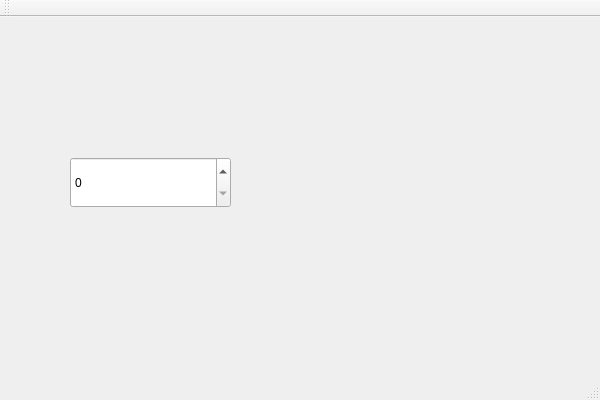
First picture: the form in CustomStyleExample/customstyleexample.ui, repository asok00000/CustomStyle, before the edit.
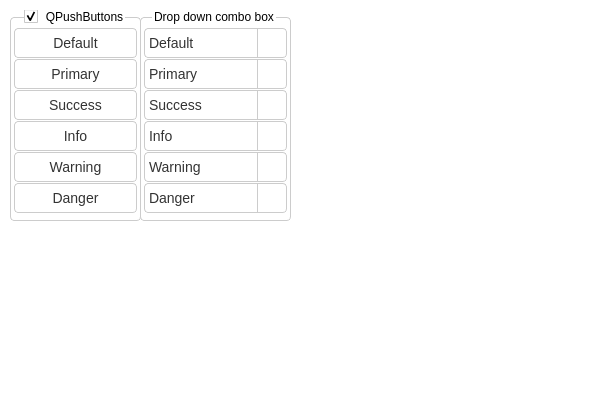
Second picture: the form after the edit. Icons and pictures are not drawn.

Commit message: 1.add bootstrap button and combobox

```diff
--- a/CustomStyleExample/customstyleexample.ui
+++ b/CustomStyleExample/customstyleexample.ui
@@ -13,37 +13,673 @@
   <property name="windowTitle">
    <string>CustomStyleExample</string>
   </property>
+  <property name="styleSheet">
+   <string notr="true">QWidget
+{
+	background-color:#fff;
+}
+/*QPushButton*/
+QPushButton
+{
+	border:1px solid transparent;
+	border-radius:4px;
+	color: #333;
+    background-color: #fff;
+	border-color: #ccc;
+	font-size: 14px;
+	font-weight: 400;
+	min-height:28px;
+}
+QPushButton:hover
+{
+	background-color:#e6e6e6;
+	border-color:#adadad;
+}
+QPushButton:pressed,QPushButton:checked
+{
+	background-color:#d6d6d6;
+	border-color:#8c8c8c;
+}
+QPushButton[type=primary]
+{
+    color: #fff;
+    background-color: #337ab7;
+    border-color: #2e6da4;
+}
+QPushButton[type=primary]:hover
+{
+	background-color: #204d74;
+    border-color: #122b40;
+}
+QPushButton[type=primary]:pressed,QPushButton[type=primary]:checked
+{
+	background-color: #204d74;
+    border-color: #122b40;
+}
+QPushButton[type=success]
+{
+    color: #fff;
+    background-color: #5cb85c;
+    border-color: #4cae4c;
+}
+QPushButton[type=success]:hover
+{
+    background-color: #449d44;
+    border-color: #398439;
+}
+QPushButton[type=success]:pressed,QPushButton[type=success]:checked
+{
+	background-color: #398439;
+    border-color: #255625;
+}
+QPushButton[type=info]
+{
+    color: #fff;
+    background-color: #5bc0de;
+    border-color: #46b8da;
+}
+QPushButton[type=info]:hover
+{
+    background-color: #31b0d5;
+    border-color: #269abc;
+}
+QPushButton[type=info]:pressed,QPushButton[type=info]:checked
+{
+	background-color: #269abc;
+    border-color: #1b6d85;
+}
+QPushButton[type=warning]
+{
+    color: #fff;
+    background-color: #f0ad4e;
+    border-color: #eea236;
+}
+QPushButton[type=warning]:hover
+{
+    background-color: #ec971f;
+    border-color: #d58512;
+}
+QPushButton[type=warning]:pressed,QPushButton[type=warning]:checked
+{
+	background-color: #d58512;
+    border-color: #985f0d;
+}
+QPushButton[type=danger]
+{
+    color: #fff;
+    background-color: #d9534f;
+    border-color: #d43f3a;
+}
+QPushButton[type=danger]:hover
+{
+    background-color: #c9302c;
+    border-color: #ac2925;
+}
+QPushButton[type=danger]:pressed,QPushButton[type=danger]:checked
+{
+	background-color: #ac2925;
+    border-color: #761c19;
+}
+/*QComboBox*/
+QComboBox
+{
+	border:1px solid transparent;
+	border-radius:4px;
+	color: #333;
+    background-color: #fff;
+	border-color: #ccc;
+	font-size: 14px;
+	font-weight: 400;
+	min-height:28px;
+}
+QComboBox::down-arrow {
+    image: url(Resources/images/down-arrow-black.png);
+	width:12px;
+}
+QComboBox[type=primary]::down-arrow ,QComboBox[type=success]::down-arrow ,QComboBox[type=info]::down-arrow,QComboBox[type=warning]::down-arrow,QComboBox[type=danger]::down-arrow{
+    image: url(Resources/images/down-arrow-white.png);
+}
+
+QComboBox::down-arrow:on { /* shift the arrow when popup is open */
+    top: 1px;
+    left: 1px;
+}
+QComboBox::drop-down
+{
+    width: 28px;
+	border-left: 1px solid #ccc;
+    border-top-right-radius: 4px;
+    border-bottom-right-radius: 4px;
+}
+QComboBox:hover
+{
+	background-color:#e6e6e6;
+	border-color:#adadad;
+}
+QComboBox:pressed,QComboBox:checked
+{
+	background-color:#d6d6d6;
+	border-color:#8c8c8c;
+}
+QComboBox[type=primary]
+{
+    color: #fff;
+    background-color: #337ab7;
+    border-color: #2e6da4;
+}
+QComboBox[type=primary]:hover
+{
+	background-color: #204d74;
+    border-color: #122b40;
+}
+QComboBox[type=primary]:pressed,QComboBox[type=primary]:checked
+{
+	background-color: #204d74;
+    border-color: #122b40;
+}
+QComboBox[type=primary]::drop-down
+{
+    width: 28px;
+	border-left: 1px solid #2e6da4;
+    border-top-right-radius: 4px;
+    border-bottom-right-radius: 4px;
+}
+QComboBox[type=success]
+{
+    color: #fff;
+    background-color: #5cb85c;
+    border-color: #4cae4c;
+}
+QComboBox[type=success]:hover
+{
+    background-color: #449d44;
+    border-color: #398439;
+}
+QComboBox[type=success]:pressed,QComboBox[type=success]:checked
+{
+	background-color: #398439;
+    border-color: #255625;
+}
+QComboBox[type=success]::drop-down
+{
+    width: 28px;
+	border-left: 1px solid #4cae4c;
+    border-top-right-radius: 4px;
+    border-bottom-right-radius: 4px;
+}
+QComboBox[type=info]
+{
+    color: #fff;
+    background-color: #5bc0de;
+    border-color: #46b8da;
+}
+QComboBox[type=info]:hover
+{
+    background-color: #31b0d5;
+    border-color: #269abc;
+}
+QComboBox[type=info]:pressed,QComboBox[type=info]:checked
+{
+	background-color: #269abc;
+    border-color: #1b6d85;
+}
+QComboBox[type=info]::drop-down
+{
+    width: 28px;
+	border-left: 1px solid #46b8da;
+    border-top-right-radius: 4px;
+    border-bottom-right-radius: 4px;
+}
+QComboBox[type=warning]
+{
+    color: #fff;
+    background-color: #f0ad4e;
+    border-color: #eea236;
+}
+QComboBox[type=warning]:hover
+{
+    background-color: #ec971f;
+    border-color: #d58512;
+}
+QComboBox[type=warning]:pressed,QComboBox[type=warning]:checked
+{
+	background-color: #d58512;
+    border-color: #985f0d;
+}
+QComboBox[type=warning]::drop-down
+{
+    width: 28px;
+	border-left: 1px solid #eea236;
+    border-top-right-radius: 4px;
+    border-bottom-right-radius: 4px;
+}
+QComboBox[type=danger]
+{
+    color: #fff;
+    background-color: #d9534f;
+    border-color: #d43f3a;
+}
+QComboBox[type=danger]:hover
+{
+    background-color: #c9302c;
+    border-color: #ac2925;
+}
+QComboBox[type=danger]:pressed,QComboBox[type=danger]:checked
+{
+	background-color: #ac2925;
+    border-color: #761c19;
+}
+QComboBox[type=danger]::drop-down
+{
+    width: 28px;
+	border-left: 1px solid #d43f3a;
+    border-top-right-radius: 4px;
+    border-bottom-right-radius: 4px;
+}
+QComboBox QAbstractItemView
+{
+	border: 1px solid #ccc;
+	selection-background-color: #f5f5f5;
+	background-color:#fff;
+	outline:none;
+}
+QComboBox QListView::item
+{
+	height:26px;
+	color:#000;
+	background-color:#fff;
+	padding-left:20px;
+}
+QComboBox QListView::item:hover
+{
+	color:#000;
+	background-color:#f5f5f5;
+}
+/*QGroupBox*/
+QGroupBox
+{
+	border:1px solid #ccc;
+	margin-top: 7px;
+	padding-top:7px;
+	border-radius:4px;
+}
+QGroupBox::title
+{
+	font-size:14px;
+	subcontrol-origin: border;
+	top:-7px;
+	left:-3px;
+    subcontrol-position:top center; /* position at the top center */
+}
+</string>
+  </property>
   <widget class="QWidget" name="centralWidget">
-   <widget class="QSpinBox" name="spinBox">
+   <widget class="QGroupBox" name="groupBox">
     <property name="geometry">
      <rect>
-      <x>70</x>
-      <y>140</y>
-      <width>161</width>
-      <height>51</height>
+      <x>10</x>
+      <y>10</y>
+      <width>131</width>
+      <height>211</height>
      </rect>
     </property>
+    <property name="styleSheet">
+     <string notr="true"/>
+    </property>
+    <property name="title">
+     <string>QPushButtons</string>
+    </property>
+    <property name="alignment">
+     <set>Qt::AlignCenter</set>
+    </property>
+    <property name="checkable">
+     <bool>true</bool>
+    </property>
+    <layout class="QVBoxLayout" name="verticalLayout">
+     <property name="spacing">
+      <number>1</number>
+     </property>
+     <property name="leftMargin">
+      <number>3</number>
+     </property>
+     <property name="topMargin">
+      <number>3</number>
+     </property>
+     <property name="rightMargin">
+      <number>3</number>
+     </property>
+     <property name="bottomMargin">
+      <number>3</number>
+     </property>
+     <item>
+      <widget class="QPushButton" name="pushButton">
+       <property name="styleSheet">
+        <string notr="true"/>
+       </property>
+       <property name="text">
+        <string>Default</string>
+       </property>
+       <property name="checkable">
+        <bool>true</bool>
+       </property>
+       <property name="type" stdset="0">
+        <string/>
+       </property>
+      </widget>
+     </item>
+     <item>
+      <widget class="QPushButton" name="pushButton_2">
+       <property name="styleSheet">
+        <string notr="true"/>
+       </property>
+       <property name="text">
+        <string>Primary</string>
+       </property>
+       <property name="checkable">
+        <bool>true</bool>
+       </property>
+       <property name="type" stdset="0">
+        <string>primary</string>
+       </property>
+      </widget>
+     </item>
+     <item>
+      <widget class="QPushButton" name="pushButton_3">
+       <property name="styleSheet">
+        <string notr="true"/>
+       </property>
+       <property name="text">
+        <string>Success</string>
+       </property>
+       <property name="checkable">
+        <bool>true</bool>
+       </property>
+       <property name="type" stdset="0">
+        <string>success</string>
+       </property>
+      </widget>
+     </item>
+     <item>
+      <widget class="QPushButton" name="pushButton_4">
+       <property name="styleSheet">
+        <string notr="true"/>
+       </property>
+       <property name="text">
+        <string>Info</string>
+       </property>
+       <property name="checkable">
+        <bool>true</bool>
+       </property>
+       <property name="type" stdset="0">
+        <string>info</string>
+       </property>
+      </widget>
+     </item>
+     <item>
+      <widget class="QPushButton" name="pushButton_5">
+       <property name="styleSheet">
+        <string notr="true"/>
+       </property>
+       <property name="text">
+        <string>Warning</string>
+       </property>
+       <property name="checkable">
+        <bool>true</bool>
+       </property>
+       <property name="type" stdset="0">
+        <string>warning</string>
+       </property>
+      </widget>
+     </item>
+     <item>
+      <widget class="QPushButton" name="pushButton_6">
+       <property name="styleSheet">
+        <string notr="true"/>
+       </property>
+       <property name="text">
+        <string>Danger</string>
+       </property>
+       <property name="checkable">
+        <bool>true</bool>
+       </property>
+       <property name="type" stdset="0">
+        <string>danger</string>
+       </property>
+      </widget>
+     </item>
+    </layout>
    </widget>
+   <widget class="QGroupBox" name="groupBox_2">
+    <property name="geometry">
+     <rect>
+      <x>140</x>
+      <y>10</y>
+      <width>151</width>
+      <height>211</height>
+     </rect>
+    </property>
+    <property name="styleSheet">
+     <string notr="true"/>
+    </property>
+    <property name="title">
+     <string>Drop down combo box</string>
+    </property>
+    <property name="alignment">
+     <set>Qt::AlignCenter</set>
+    </property>
+    <property name="flat">
+     <bool>false</bool>
+    </property>
+    <property name="checkable">
+     <bool>false</bool>
+    </property>
+    <layout class="QVBoxLayout" name="verticalLayout_2">
+     <property name="spacing">
+      <number>1</number>
+     </property>
+     <property name="leftMargin">
+      <number>3</number>
+     </property>
+     <property name="topMargin">
+      <number>3</number>
+     </property>
+     <property name="rightMargin">
+      <number>3</number>
+     </property>
+     <property name="bottomMargin">
+      <number>3</number>
+     </property>
+     <item>
+      <widget class="QComboBox" name="comboBox">
+       <property name="styleSheet">
+        <string notr="true"/>
+       </property>
+       <property name="editable">
+        <bool>false</bool>
+       </property>
+       <property name="type" stdset="0">
+        <string/>
+       </property>
+       <item>
+        <property name="text">
+         <string>Default</string>
+        </property>
+       </item>
+       <item>
+        <property name="text">
+         <string>新建项目</string>
+        </property>
+       </item>
+       <item>
+        <property name="text">
+         <string>新建项目</string>
+        </property>
+       </item>
+       <item>
+        <property name="text">
+         <string>新建项目</string>
+        </property>
+       </item>
+      </widget>
+     </item>
+     <item>
+      <widget class="QComboBox" name="comboBox_2">
+       <property name="editable">
+        <bool>false</bool>
+       </property>
+       <property name="type" stdset="0">
+        <string>primary</string>
+       </property>
+       <item>
+        <property name="text">
+         <string>Primary</string>
+        </property>
+       </item>
+       <item>
+        <property name="text">
+         <string>新建项目</string>
+        </property>
+       </item>
+       <item>
+        <property name="text">
+         <string>新建项目</string>
+        </property>
+       </item>
+       <item>
+        <property name="text">
+         <string>新建项目</string>
+        </property>
+       </item>
+      </widget>
+     </item>
+     <item>
+      <widget class="QComboBox" name="comboBox_3">
+       <property name="editable">
+        <bool>false</bool>
+       </property>
+       <property name="type" stdset="0">
+        <string>success</string>
+       </property>
+       <item>
+        <property name="text">
+         <string>Success</string>
+        </property>
+       </item>
+       <item>
+        <property name="text">
+         <string>新建项目</string>
+        </property>
+       </item>
+       <item>
+        <property name="text">
+         <string>新建项目</string>
+        </property>
+       </item>
+       <item>
+        <property name="text">
+         <string>新建项目</string>
+        </property>
+       </item>
+      </widget>
+     </item>
+     <item>
+      <widget class="QComboBox" name="comboBox_4">
+       <property name="editable">
+        <bool>false</bool>
+       </property>
+       <property name="type" stdset="0">
+        <string>info</string>
+       </property>
+       <item>
+        <property name="text">
+         <string>Info</string>
+        </property>
+       </item>
+       <item>
+        <property name="text">
+         <string>新建项目</string>
+        </property>
+       </item>
+       <item>
+        <property name="text">
+         <string>新建项目</string>
+        </property>
+       </item>
+       <item>
+        <property name="text">
+         <string>新建项目</string>
+        </property>
+       </item>
+      </widget>
+     </item>
+     <item>
+      <widget class="QComboBox" name="comboBox_5">
+       <property name="editable">
+        <bool>false</bool>
+       </property>
+       <property name="type" stdset="0">
+        <string>warning</string>
+       </property>
+       <item>
+        <property name="text">
+         <string>Warning</string>
+        </property>
+       </item>
+       <item>
+        <property name="text">
+         <string>新建项目</string>
+        </property>
+       </item>
+       <item>
+        <property name="text">
+         <string>新建项目</string>
+        </property>
+       </item>
+       <item>
+        <property name="text">
+         <string>新建项目</string>
+        </property>
+       </item>
+      </widget>
+     </item>
+     <item>
+      <widget class="QComboBox" name="comboBox_6">
+       <property name="editable">
+        <bool>false</bool>
+       </property>
+       <property name="type" stdset="0">
+        <string>danger</string>
+       </property>
+       <item>
+        <property name="text">
+         <string>Danger</string>
+        </property>
+       </item>
+       <item>
+        <property name="text">
+         <string>新建项目</string>
+        </property>
+       </item>
+       <item>
+        <property name="text">
+         <string>---------</string>
+        </property>
+       </item>
+       <item>
+        <property name="text">
+         <string>新建项目</string>
+        </property>
+       </item>
+       <item>
+        <property name="text">
+         <string>新建项目</string>
+        </property>
+       </item>
+      </widget>
+     </item>
+    </layout>
+   </widget>
   </widget>
-  <widget class="QMenuBar" name="menuBar">
-   <property name="geometry">
-    <rect>
-     <x>0</x>
-     <y>0</y>
-     <width>600</width>
-     <height>23</height>
-    </rect>
-   </property>
-  </widget>
-  <widget class="QToolBar" name="mainToolBar">
-   <attribute name="toolBarArea">
-    <enum>TopToolBarArea</enum>
-   </attribute>
-   <attribute name="toolBarBreak">
-    <bool>false</bool>
-   </attribute>
-  </widget>
-  <widget class="QStatusBar" name="statusBar"/>
  </widget>
  <layoutdefault spacing="6" margin="11"/>
  <resources>
```
The commit also changes 3 other files.
